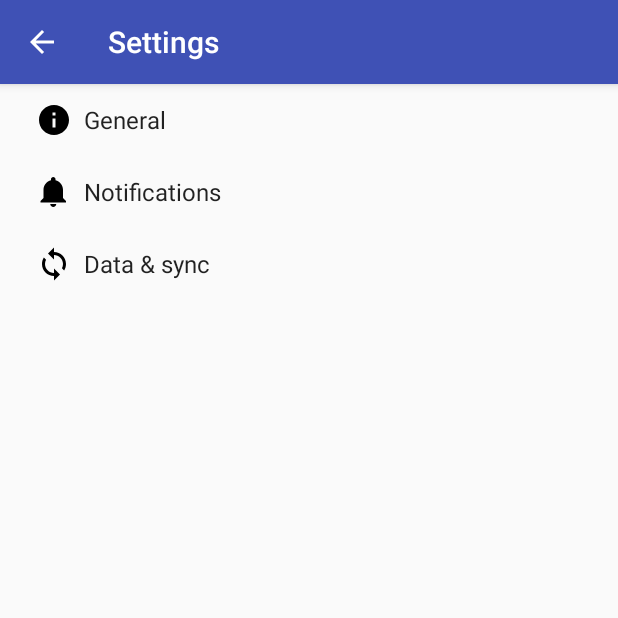
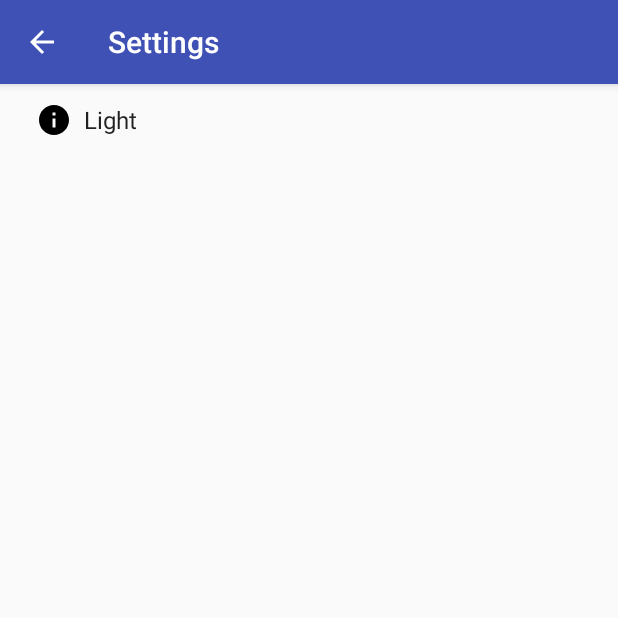
Before and after one commit to Einstrasse/graduation_work, an Android app: the SettingsActivity screen opened directly, with no data from a screen before it, on a phone screen of 412 x 824 dp, the top half of it. Run offline under Robolectric (Android 15) with nearby library versions, the phone set to English and light mode, and no system bars.

Commit message:
Setting Preference Activity Customizing Progress..

```diff
--- a/android/project/Iotivity-client/app/src/main/res/values/strings.xml
+++ b/android/project/Iotivity-client/app/src/main/res/values/strings.xml
@@ -1,6 +1,7 @@
 <resources>
     <string name="app_name">Iotivity-client</string>
     <string name="title_activity_settings">Settings</string>
+    <string name="title_light_setting">Light</string>
 
     <!-- Strings related to Settings -->
 
--- a/android/project/Iotivity-client/app/src/main/res/xml/pref_headers.xml
+++ b/android/project/Iotivity-client/app/src/main/res/xml/pref_headers.xml
@@ -3,18 +3,10 @@
     <!-- These settings headers are only used on tablets. -->
 
     <header
-        android:fragment="edu.skku.einstrasse.iotivity_client.SettingsActivity$GeneralPreferenceFragment"
+        android:fragment="edu.skku.einstrasse.iotivity_client.SettingsActivity$LightPreferenceFragment"
         android:icon="@drawable/ic_info_black_24dp"
-        android:title="@string/pref_header_general" />
+        android:title="@string/title_light_setting" />
 
-    <header
-        android:fragment="edu.skku.einstrasse.iotivity_client.SettingsActivity$NotificationPreferenceFragment"
-        android:icon="@drawable/ic_notifications_black_24dp"
-        android:title="@string/pref_header_notifications" />
 
-    <header
-        android:fragment="edu.skku.einstrasse.iotivity_client.SettingsActivity$DataSyncPreferenceFragment"
-        android:icon="@drawable/ic_sync_black_24dp"
-        android:title="@string/pref_header_data_sync" />
 
 </preference-headers>
--- /dev/null
+++ b/android/project/Iotivity-client/app/src/main/res/xml/pref_light.xml
@@ -0,0 +1,4 @@
+<?xml version="1.0" encoding="utf-8"?>
+<PreferenceScreen xmlns:android="http://schemas.android.com/apk/res/android">
+
+</PreferenceScreen>
```
